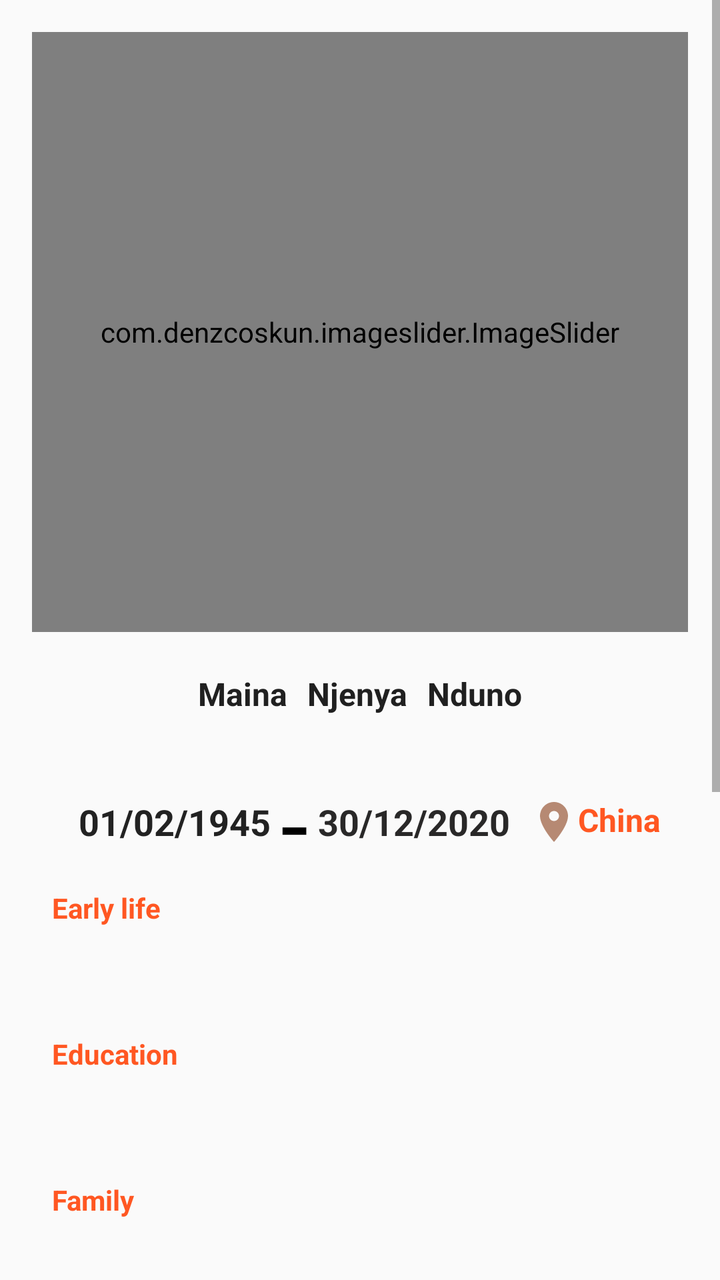
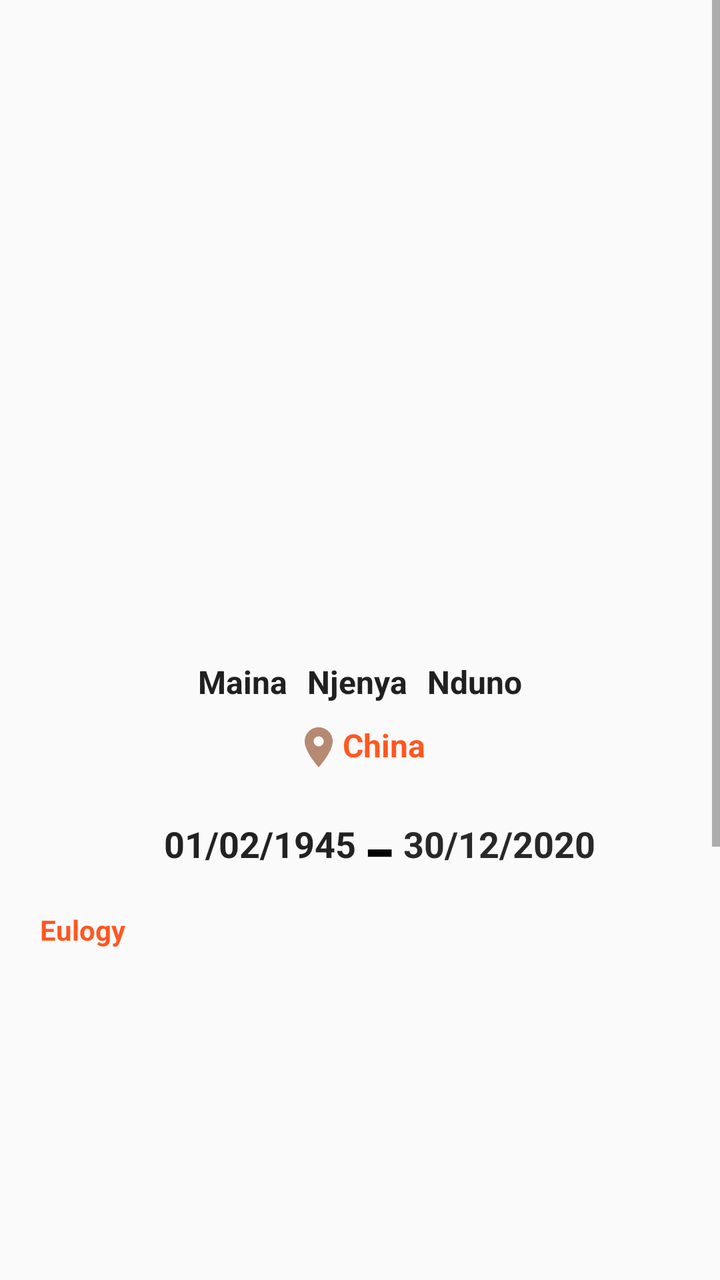

Two renders of the same Android screen: before a commit and after it. Below are the layout's source before the change and the commit's diff.
<!-- AndroidManifest.xml: application theme Theme.Farewell -->
<!-- res/layout/activity_preview.xml -->
<?xml version="1.0" encoding="utf-8"?>
<ScrollView xmlns:android="http://schemas.android.com/apk/res/android"
    xmlns:app="http://schemas.android.com/apk/res-auto"
    android:layout_width="match_parent"
    android:layout_height="match_parent">

    <LinearLayout
        android:orientation="vertical"
        android:padding="16dp"
        android:layout_width="match_parent"
        android:layout_height="wrap_content">

        <com.denzcoskun.imageslider.ImageSlider
            android:id="@+id/imageSlider"
            android:layout_width="match_parent"
            android:background="@drawable/background_reference"
            android:layout_height="300dp" />

        <LinearLayout
            android:id="@+id/deceased_names_layout"
            android:layout_width="match_parent"
            android:layout_height="match_parent"
            android:layout_marginStart="10dp"
            android:layout_marginTop="10dp"
            android:layout_marginEnd="10dp"
            android:layout_marginBottom="10dp"
            android:gravity="center_horizontal">

            <TextView
                android:id="@+id/deceased_Fname"
                android:layout_width="wrap_content"
                android:layout_height="wrap_content"
                android:layout_marginTop="10dp"
                android:paddingBottom="10dp"
                android:text="Maina"
                android:textColor="#202020"
                android:textSize="16sp"
                android:textStyle="bold" />

            <TextView
                android:id="@+id/deceased_Sname"
                android:layout_width="wrap_content"
                android:layout_height="wrap_content"
                android:layout_marginStart="10dp"
                android:layout_marginTop="10dp"
                android:paddingBottom="10dp"
                android:text="Njenya"
                android:textColor="#202020"
                android:textSize="16sp"
                android:textStyle="bold" />

            <TextView
                android:id="@+id/deceased_Lname"
                android:layout_width="wrap_content"
                android:layout_height="wrap_content"
                android:layout_marginStart="10dp"
                android:layout_marginTop="10dp"
                android:paddingBottom="10dp"
                android:text="Nduno"
                android:textColor="#202020"
                android:textSize="16sp"
                android:textStyle="bold" />

        </LinearLayout>


        <LinearLayout
            android:id="@+id/datesLayout"
            android:layout_width="match_parent"
            android:layout_height="wrap_content"
            android:gravity="center">

            <TextView
                android:id="@+id/deceased_born_dates"
                android:layout_width="wrap_content"
                android:layout_height="wrap_content"
                android:layout_marginStart="20dp"
                android:layout_marginEnd="5dp"
                android:text="01/02/1945"
                android:textColor="#222222"
                android:textSize="18sp"
                android:textStyle="bold" />

            <TextView
                android:layout_width="wrap_content"
                android:layout_height="wrap_content"
                android:text="-"
                android:textColor="@color/black"
                android:textSize="50sp" />


            <TextView
                android:id="@+id/decease_death_date"
                android:layout_width="wrap_content"
                android:layout_height="wrap_content"
                android:layout_marginStart="5dp"
                android:text="30/12/2020"
                android:textColor="#292828"
                android:textSize="18sp"
                android:textStyle="bold" />

            <TextView
                android:id="@+id/burial_location"
                android:layout_width="wrap_content"
                android:layout_height="wrap_content"
                android:layout_marginStart="10dp"
                android:layout_marginTop="10dp"
                android:layout_marginEnd="10dp"
                android:layout_marginBottom="10dp"
                android:text="China"
                android:textColor="#FF5722"
                android:textSize="16sp"
                android:textStyle="bold"
                app:drawableStartCompat="@drawable/location_on" />
        </LinearLayout>
        <TextView
            android:id="@+id/earlylifeText"
            android:layout_width="wrap_content"
            android:layout_height="wrap_content"
            android:layout_marginStart="10dp"
            android:layout_marginEnd="10dp"
            android:layout_marginBottom="10dp"
            android:gravity="center_vertical"
            android:text="Early life"
            android:textColor="#FF5722"
            android:textSize="14sp"
            android:textStyle="bold" />

        <TextView
            android:id="@+id/earlylife_biography"
            android:layout_width="match_parent"
            android:layout_height="wrap_content"
            android:layout_below="@+id/earlylifeText"
            android:layout_marginStart="5dp"
            android:layout_marginEnd="5dp"
            android:layout_marginBottom="5dp"
            android:lineHeight="28sp"
            android:padding="10dp"
            android:text=""
            android:textColor="#202020"
            android:textSize="14sp"
            android:textStyle="bold" />

        <TextView
            android:id="@+id/educationTextText"
            android:layout_width="wrap_content"
            android:layout_height="wrap_content"
            android:layout_marginStart="10dp"
            android:layout_marginEnd="10dp"
            android:layout_marginBottom="10dp"
            android:text="Education"
            android:textColor="#FF5722"
            android:textSize="14sp"
            android:textStyle="bold" />

        <TextView
            android:id="@+id/education_biography"
            android:layout_width="match_parent"
            android:layout_height="wrap_content"
            android:layout_marginStart="5dp"
            android:layout_marginEnd="5dp"
            android:layout_marginBottom="5dp"
            android:lineHeight="28sp"
            android:padding="10dp"
            android:text=""
            android:textColor="#202020"
            android:textSize="14sp"
            android:textStyle="bold" />

        <TextView
            android:id="@+id/familyText"
            android:layout_width="wrap_content"
            android:layout_height="wrap_content"
            android:layout_below="@+id/education_biography"
            android:layout_marginStart="10dp"
            android:layout_marginEnd="10dp"
            android:layout_marginBottom="10dp"
            android:gravity="center_vertical"
            android:text="Family"
            android:textColor="#FF5722"
            android:textSize="14sp"
            android:textStyle="bold" />

        <TextView
            android:id="@+id/family_biography"
            android:layout_width="match_parent"
            android:layout_height="wrap_content"
            android:layout_marginStart="5dp"
            android:layout_marginEnd="5dp"
            android:layout_marginBottom="5dp"
            android:lineHeight="28sp"
            android:padding="10dp"
            android:text=""
            android:textColor="#202020"
            android:textSize="14sp"
            android:textStyle="bold" />

        <TextView
            android:id="@+id/workText"
            android:layout_width="wrap_content"
            android:layout_height="wrap_content"
            android:layout_marginStart="10dp"
            android:layout_marginEnd="10dp"
            android:layout_marginBottom="10dp"
            android:gravity="center_vertical"
            android:text="Work"
            android:textColor="#FF5722"
            android:textSize="14sp"
            android:textStyle="bold" />

        <TextView
            android:id="@+id/work_biography"
            android:layout_width="match_parent"
            android:layout_height="wrap_content"
            android:layout_marginStart="5dp"
            android:layout_marginEnd="5dp"
            android:layout_marginBottom="5dp"
            android:lineHeight="28sp"
            android:padding="10dp"
            android:text=""
            android:textColor="#202020"
            android:textSize="14sp"
            android:textStyle="bold" />

        <TextView
            android:id="@+id/finalMoment_Text"
            android:layout_width="wrap_content"
            android:layout_height="wrap_content"
            android:layout_marginStart="10dp"
            android:layout_marginEnd="10dp"
            android:layout_marginBottom="10dp"
            android:gravity="center_vertical"
            android:text="Final Moments"
            android:textColor="#FF5722"
            android:textSize="14sp"
            android:textStyle="bold" />

        <TextView
            android:id="@+id/final_biography"
            android:layout_width="match_parent"
            android:layout_height="wrap_content"
            android:layout_marginStart="5dp"
            android:layout_marginEnd="5dp"
            android:layout_marginBottom="5dp"
            android:lineHeight="28sp"
            android:padding="10dp"
            android:text=""
            android:textColor="#202020"
            android:textSize="14sp"
            android:textStyle="bold" />

        <TextView
            android:layout_width="wrap_content"
            android:layout_height="wrap_content"
            android:text="Funeral Progam"
            android:textColor="#FF5722"
            android:layout_gravity="center"
            android:textStyle="bold"/>


        <androidx.recyclerview.widget.RecyclerView
            android:id="@+id/reviewProgramsRv"
            android:layout_width="match_parent"
            android:layout_height="wrap_content" />

        <LinearLayout
            android:layout_width="match_parent"
            android:layout_height="wrap_content"
            android:background="@drawable/layout_background"
            android:layout_margin="10dp"
            android:orientation="vertical">

            <TextView
                android:layout_width="wrap_content"
                android:layout_height="wrap_content"
                android:text="Eulogy Author"
                android:layout_gravity="center"
                android:textStyle="bold"/>

            <TextView
                android:layout_width="wrap_content"
                android:layout_height="wrap_content"
                android:text="@string/only_visible_to_farewell"
                android:layout_gravity="center"
                />

            <TextView
                android:id="@+id/author_name"
                android:layout_width="wrap_content"
                android:layout_height="wrap_content"
                android:text="Author"
                android:padding="5dp"
                android:layout_gravity="center"
                android:textStyle="bold"/>

            <TextView
                android:id="@+id/author_phone"
                android:layout_width="wrap_content"
                android:layout_height="wrap_content"
                android:text="0712123123"
                android:padding="10dp"
                android:layout_gravity="center"
                android:textStyle="bold"/>


        </LinearLayout>

        <Button
            android:id="@+id/uploadBtn"
            android:text="Upload to Firebase"
            android:layout_width="wrap_content"
            android:layout_height="wrap_content" />
    </LinearLayout>
</ScrollView>
<!-- resources referenced by this layout -->
<resources>
  <color name="black">#FF000000</color>
  <!-- drawable background_reference (drawable) -->
  <?xml version="1.0" encoding="utf-8"?>
  <layer-list xmlns:android="http://schemas.android.com/apk/res/android">
  
      
      <item android:top="5dp">
          <shape>
              <solid android:color="#D1D1D1" />
              <corners android:radius="10dp" />
          </shape>
      </item>
      
      <item android:bottom="3dp">
          <shape>
              <solid android:color="#FFFFFF" />
              <corners android:radius="10dp" />
          </shape>
      </item>
  
      <item>
          <shape android:shape="rectangle">
              <stroke android:width="1dp"
                  android:color="#D1D1D1" />
              <corners android:radius="10dp" />
          </shape>
      </item>
  
  </layer-list>
  <!-- drawable layout_background (drawable) -->
  <?xml version="1.0" encoding="utf-8"?>
  <layer-list xmlns:android="http://schemas.android.com/apk/res/android">
  
      
      <item android:top="5dp">
          <shape>
              <solid android:color="#D1D1D1" />
              <corners android:radius="10dp" />
          </shape>
      </item>
      
      <item android:bottom="3dp">
          <shape>
              <solid android:color="@android:color/white" />
              <corners android:radius="10dp" />
          </shape>
      </item>
  
      <item>
          <shape android:shape="rectangle">
              <stroke android:width="1dp"
                  android:color="#D1D1D1" />
              <corners android:radius="10dp" />
          </shape>
      </item>
  
  </layer-list>
  <!-- drawable location_on (drawable) -->
  <vector android:height="24dp" android:tint="#B68973"
      android:viewportHeight="24" android:viewportWidth="24"
      android:width="24dp" xmlns:android="http://schemas.android.com/apk/res/android">
      <path android:fillColor="@android:color/white" android:pathData="M12,2C8.13,2 5,5.13 5,9c0,5.25 7,13 7,13s7,-7.75 7,-13c0,-3.87 -3.13,-7 -7,-7zM12,11.5c-1.38,0 -2.5,-1.12 -2.5,-2.5s1.12,-2.5 2.5,-2.5 2.5,1.12 2.5,2.5 -1.12,2.5 -2.5,2.5z"/>
  </vector>
  <string name="only_visible_to_farewell">(This infomation is only visible to farewell NOT PUBLIC)</string>
  <style name="Theme.Farewell" parent="Theme.AppCompat.Light.DarkActionBar" />
</resources>

<!-- the commit's change to res/layout/activity_preview.xml (unified diff, before → after) -->
@@ -6,14 +6,13 @@
 
     <LinearLayout
         android:orientation="vertical"
-        android:padding="16dp"
+        android:padding="10dp"
         android:layout_width="match_parent"
         android:layout_height="wrap_content">
 
-        <com.denzcoskun.imageslider.ImageSlider
-            android:id="@+id/imageSlider"
-            android:layout_width="match_parent"
-            android:background="@drawable/background_reference"
+        <ImageView
+            android:id="@+id/deceased_image"
+            android:layout_width="match_parent"
             android:layout_height="300dp" />
 
         <LinearLayout
@@ -23,7 +22,6 @@
             android:layout_marginStart="10dp"
             android:layout_marginTop="10dp"
             android:layout_marginEnd="10dp"
-            android:layout_marginBottom="10dp"
             android:gravity="center_horizontal">
 
             <TextView
@@ -63,6 +61,20 @@
 
         </LinearLayout>
 
+        <TextView
+            android:id="@+id/burial_location"
+            android:layout_width="wrap_content"
+            android:layout_height="wrap_content"
+            android:layout_marginStart="10dp"
+            android:layout_marginEnd="10dp"
+            android:layout_marginBottom="3dp"
+            android:text="China"
+            android:layout_gravity="center"
+            android:textColor="#FF5722"
+            android:textSize="16sp"
+            android:textStyle="bold"
+            app:drawableStartCompat="@drawable/location_on" />
+
 
         <LinearLayout
             android:id="@+id/datesLayout"
@@ -71,7 +83,7 @@
             android:gravity="center">
 
             <TextView
-                android:id="@+id/deceased_born_dates"
+                android:id="@+id/deceased_dob"
                 android:layout_width="wrap_content"
                 android:layout_height="wrap_content"
                 android:layout_marginStart="20dp"
@@ -90,7 +102,7 @@
 
 
             <TextView
-                android:id="@+id/decease_death_date"
+                android:id="@+id/deceased_passing"
                 android:layout_width="wrap_content"
                 android:layout_height="wrap_content"
                 android:layout_marginStart="5dp"
@@ -99,19 +111,6 @@
                 android:textSize="18sp"
                 android:textStyle="bold" />
 
-            <TextView
-                android:id="@+id/burial_location"
-                android:layout_width="wrap_content"
-                android:layout_height="wrap_content"
-                android:layout_marginStart="10dp"
-                android:layout_marginTop="10dp"
-                android:layout_marginEnd="10dp"
-                android:layout_marginBottom="10dp"
-                android:text="China"
-                android:textColor="#FF5722"
-                android:textSize="16sp"
-                android:textStyle="bold"
-                app:drawableStartCompat="@drawable/location_on" />
         </LinearLayout>
         <TextView
             android:id="@+id/earlylifeText"
@@ -121,13 +120,13 @@
             android:layout_marginEnd="10dp"
             android:layout_marginBottom="10dp"
             android:gravity="center_vertical"
-            android:text="Early life"
+            android:text="Eulogy"
             android:textColor="#FF5722"
             android:textSize="14sp"
             android:textStyle="bold" />
 
         <TextView
-            android:id="@+id/earlylife_biography"
+            android:id="@+id/life_biography"
             android:layout_width="match_parent"
             android:layout_height="wrap_content"
             android:layout_below="@+id/earlylifeText"
@@ -141,120 +140,19 @@
             android:textSize="14sp"
             android:textStyle="bold" />
 
-        <TextView
-            android:id="@+id/educationTextText"
-            android:layout_width="wrap_content"
-            android:layout_height="wrap_content"
-            android:layout_marginStart="10dp"
-            android:layout_marginEnd="10dp"
-            android:layout_marginBottom="10dp"
-            android:text="Education"
-            android:textColor="#FF5722"
-            android:textSize="14sp"
-            android:textStyle="bold" />
-
-        <TextView
-            android:id="@+id/education_biography"
-            android:layout_width="match_parent"
-            android:layout_height="wrap_content"
-            android:layout_marginStart="5dp"
-            android:layout_marginEnd="5dp"
-            android:layout_marginBottom="5dp"
-            android:lineHeight="28sp"
-            android:padding="10dp"
-            android:text=""
-            android:textColor="#202020"
-            android:textSize="14sp"
-            android:textStyle="bold" />
-
-        <TextView
-            android:id="@+id/familyText"
-            android:layout_width="wrap_content"
-            android:layout_height="wrap_content"
-            android:layout_below="@+id/education_biography"
-            android:layout_marginStart="10dp"
-            android:layout_marginEnd="10dp"
-            android:layout_marginBottom="10dp"
-            android:gravity="center_vertical"
-            android:text="Family"
-            android:textColor="#FF5722"
-            android:textSize="14sp"
-            android:textStyle="bold" />
-
-        <TextView
-            android:id="@+id/family_biography"
-            android:layout_width="match_parent"
-            android:layout_height="wrap_content"
-            android:layout_marginStart="5dp"
-            android:layout_marginEnd="5dp"
-            android:layout_marginBottom="5dp"
-            android:lineHeight="28sp"
-            android:padding="10dp"
-            android:text=""
-            android:textColor="#202020"
-            android:textSize="14sp"
-            android:textStyle="bold" />
-
-        <TextView
-            android:id="@+id/workText"
-            android:layout_width="wrap_content"
-            android:layout_height="wrap_content"
-            android:layout_marginStart="10dp"
-            android:layout_marginEnd="10dp"
-            android:layout_marginBottom="10dp"
-            android:gravity="center_vertical"
-            android:text="Work"
-            android:textColor="#FF5722"
-            android:textSize="14sp"
-            android:textStyle="bold" />
-
-        <TextView
-            android:id="@+id/work_biography"
-            android:layout_width="match_parent"
-            android:layout_height="wrap_content"
-            android:layout_marginStart="5dp"
-            android:layout_marginEnd="5dp"
-            android:layout_marginBottom="5dp"
-            android:lineHeight="28sp"
-            android:padding="10dp"
-            android:text=""
-            android:textColor="#202020"
-            android:textSize="14sp"
-            android:textStyle="bold" />
-
-        <TextView
-            android:id="@+id/finalMoment_Text"
-            android:layout_width="wrap_content"
-            android:layout_height="wrap_content"
-            android:layout_marginStart="10dp"
-            android:layout_marginEnd="10dp"
-            android:layout_marginBottom="10dp"
-            android:gravity="center_vertical"
-            android:text="Final Moments"
-            android:textColor="#FF5722"
-            android:textSize="14sp"
-            android:textStyle="bold" />
-
-        <TextView
-            android:id="@+id/final_biography"
-            android:layout_width="match_parent"
-            android:layout_height="wrap_content"
-            android:layout_marginStart="5dp"
-            android:layout_marginEnd="5dp"
-            android:layout_marginBottom="5dp"
-            android:lineHeight="28sp"
-            android:padding="10dp"
-            android:text=""
-            android:textColor="#202020"
-            android:textSize="14sp"
-            android:textStyle="bold" />
+        <androidx.viewpager2.widget.ViewPager2
+            android:id="@+id/viewPager"
+            android:layout_width="match_parent"
+            android:layout_height="200dp" />
+
+
 
         <TextView
             android:layout_width="wrap_content"
             android:layout_height="wrap_content"
             android:text="Funeral Progam"
             android:textColor="#FF5722"
-            android:layout_gravity="center"
+
             android:textStyle="bold"/>
 
 
@@ -305,10 +203,18 @@
 
         </LinearLayout>
 
-        <Button
+        <androidx.appcompat.widget.AppCompatButton
             android:id="@+id/uploadBtn"
-            android:text="Upload to Firebase"
-            android:layout_width="wrap_content"
-            android:layout_height="wrap_content" />
+            android:layout_width="match_parent"
+            android:layout_height="wrap_content"
+            android:layout_marginStart="10dp"
+            android:layout_marginTop="10dp"
+            android:layout_marginEnd="10dp"
+            android:layout_marginBottom="10dp"
+            android:background="#09385B"
+            android:text="Upload Eulogy"
+            android:textAllCaps="false"
+            android:textColor="@color/white"
+            android:textStyle="bold" />
     </LinearLayout>
 </ScrollView>
<!-- resource entries referenced after the edit -->
@@ -1,34 +1,7 @@
 <!-- resources referenced by this layout -->
 <resources>
   <color name="black">#FF000000</color>
-  <!-- drawable background_reference (drawable) -->
-  <?xml version="1.0" encoding="utf-8"?>
-  <layer-list xmlns:android="http://schemas.android.com/apk/res/android">
-  
-      
-      <item android:top="5dp">
-          <shape>
-              <solid android:color="#D1D1D1" />
-              <corners android:radius="10dp" />
-          </shape>
-      </item>
-      
-      <item android:bottom="3dp">
-          <shape>
-              <solid android:color="#FFFFFF" />
-              <corners android:radius="10dp" />
-          </shape>
-      </item>
-  
-      <item>
-          <shape android:shape="rectangle">
-              <stroke android:width="1dp"
-                  android:color="#D1D1D1" />
-              <corners android:radius="10dp" />
-          </shape>
-      </item>
-  
-  </layer-list>
+  <color name="white">#FFFFFFFF</color>
   <!-- drawable layout_background (drawable) -->
   <?xml version="1.0" encoding="utf-8"?>
   <layer-list xmlns:android="http://schemas.android.com/apk/res/android">
